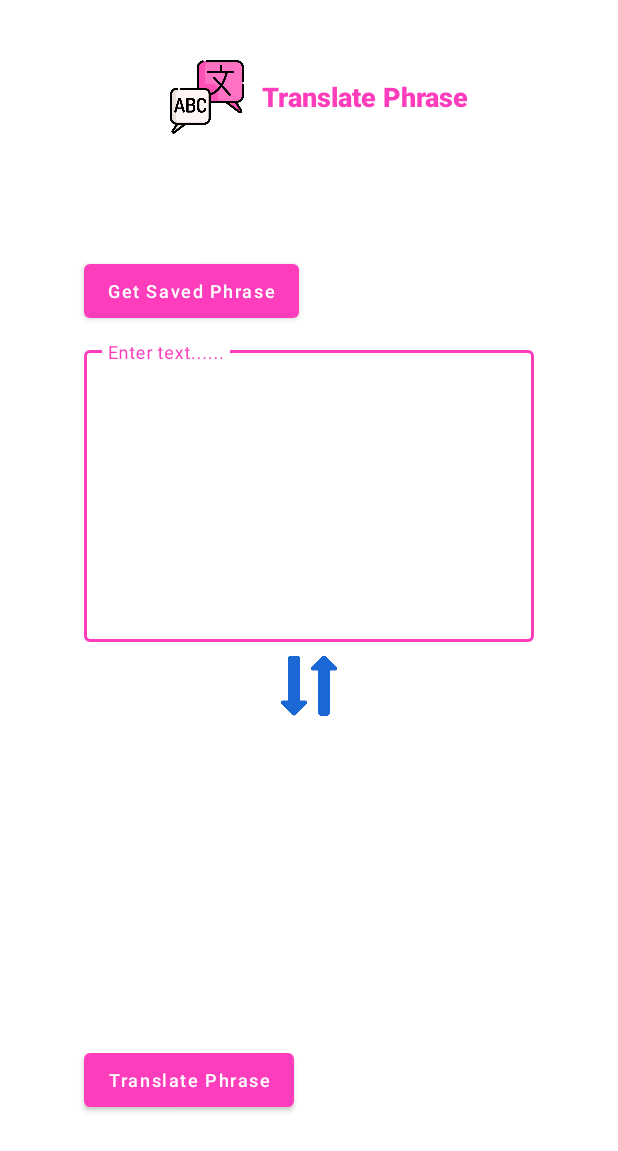
After one commit to rashisen/Literally.io, an Android app: the TranslateActivity screen opened directly, with no data from a screen before it, on a phone screen of 412 x 824 dp. The commit adds this screen. Shown: the top 1151 px of the screen. Run offline under Robolectric (Android 15) with nearby library versions, the phone set to English and light mode, and no system bars.

Commit message:
Two Activities

```diff
--- a/app/src/main/AndroidManifest.xml
+++ b/app/src/main/AndroidManifest.xml
@@ -11,7 +11,8 @@
         android:roundIcon="@mipmap/ic_launcher_round"
         android:supportsRtl="true"
         android:theme="@style/AppTheme">
-        <activity android:name=".LanguageSubscriptionActivity"></activity>
+        <activity android:name=".TranslateActivity" />
+        <activity android:name=".LanguageSubscriptionActivity" />
         <activity android:name=".EditPhraseActivity" />
         <activity android:name=".DisplayPhraseActivity" />
         <activity android:name=".MainMenuActivity" />
@@ -23,6 +24,7 @@
             </intent-filter>
         </activity>
         <activity android:name=".AddPhraseActivity" />
+        <activity android:name=".GetSavedPhrase" />
     </application>
 
 </manifest>
--- a/app/src/main/java/com/example/w1742120_cw02/LanguageDao.java
+++ b/app/src/main/java/com/example/w1742120_cw02/LanguageDao.java
@@ -20,7 +20,7 @@ public interface LanguageDao {
 
     /**
      * Used to update a single Language Object in DB
-     * @param code Language Object passed to update relevent field
+     * @param code Language Object passed to update relevant field
      */
     @Transaction
     @Query("Update language_table set checkValue =:state where langId=:code")
--- a/app/src/main/java/com/example/w1742120_cw02/LanguageViewModel.java
+++ b/app/src/main/java/com/example/w1742120_cw02/LanguageViewModel.java
@@ -33,4 +33,8 @@ public class LanguageViewModel extends AndroidViewModel {
     public LiveData<List<Language>> getAllLanguages() {
         return allLanguages;
     }
+
+    public void setCheckState(Language language){
+        languageRepository.updateCheck(language);
+    }
 }
--- a/app/src/main/java/com/example/w1742120_cw02/MainMenuActivity.java
+++ b/app/src/main/java/com/example/w1742120_cw02/MainMenuActivity.java
@@ -35,4 +35,9 @@ public class MainMenuActivity extends AppCompatActivity {
         Intent intent = new Intent(MainMenuActivity.this, LanguageSubscriptionActivity.class);
         startActivity(intent);
     }
+
+    public void translatePhrase(View view) {
+        Intent intent = new Intent(MainMenuActivity.this, TranslateActivity.class);
+        startActivity(intent);
+    }
 }
--- a/app/src/main/java/com/example/w1742120_cw02/TioDatabase.java
+++ b/app/src/main/java/com/example/w1742120_cw02/TioDatabase.java
@@ -14,7 +14,7 @@ import com.ibm.watson.language_translator.v3.LanguageTranslator;
 
 import java.util.ArrayList;
 
-@Database(entities = {Phrase.class, Language.class}, version = 2 )
+@Database(entities = {Phrase.class, Language.class}, version = 2, exportSchema = false)
 public abstract class TioDatabase extends RoomDatabase {
     private static final String LANG_API_KEY = "66Z8U81RxsQc9vOnoMptFC5VX3TFOgrg9yCjkAInZqhE";
     private static final String LANG_URL = "https://api.us-south.language-translator.watson.cloud.ibm.com/instances/8cc0fc59-c2a3-435d-916d-839db036f9ef";
--- /dev/null
+++ b/app/src/main/java/com/example/w1742120_cw02/TranslateActivity.java
@@ -0,0 +1,41 @@
+package com.example.w1742120_cw02;
+
+import androidx.annotation.Nullable;
+import androidx.appcompat.app.AppCompatActivity;
+
+import android.content.Intent;
+import android.os.Bundle;
+import android.view.View;
+
+import com.google.android.material.snackbar.Snackbar;
+import com.google.android.material.textfield.TextInputEditText;
+
+import static com.example.w1742120_cw02.GetSavedPhrase.EXTRA_PHRASE;
+
+public class TranslateActivity extends AppCompatActivity {
+    public static final int PHRASE_REQUEST = 1;
+    private TextInputEditText phraseBox;
+
+    @Override
+    protected void onCreate(Bundle savedInstanceState) {
+        super.onCreate(savedInstanceState);
+        setContentView(R.layout.activity_translate);
+        phraseBox = findViewById(R.id.tPhrase);
+    }
+
+    public void getSavedPhrases(View view) {
+        Intent intent = new Intent(TranslateActivity.this, DisplayPhraseActivity.class);
+        startActivityForResult(intent, PHRASE_REQUEST);
+    }
+
+    @Override
+    protected void onActivityResult(int requestCode, int resultCode, @Nullable Intent data) {
+        super.onActivityResult(requestCode, resultCode, data);
+        if (requestCode ==PHRASE_REQUEST && resultCode == RESULT_OK && !data.getStringExtra(EXTRA_PHRASE).equalsIgnoreCase("")){
+            String phrase = data.getStringExtra(EXTRA_PHRASE);
+            phraseBox.setText(phrase);
+        }else {
+            Snackbar.make(phraseBox, "Could not retreive phrase", Snackbar.LENGTH_SHORT);
+        }
+    }
+}
--- a/app/src/main/res/layout/activity_main_menu.xml
+++ b/app/src/main/res/layout/activity_main_menu.xml
@@ -134,6 +134,7 @@
     <!--button to direct user to the translate activity-->
     <com.google.android.material.button.MaterialButton
         android:id="@+id/btn_main_translate"
+        android:onClick="translatePhrase"
         style="@style/Widget.MaterialComponents.Button.TextButton.Icon"
         android:layout_width="198dp"
         android:layout_height="108dp"
--- /dev/null
+++ b/app/src/main/res/layout/activity_translate.xml
@@ -0,0 +1,122 @@
+<?xml version="1.0" encoding="utf-8"?>
+<androidx.constraintlayout.widget.ConstraintLayout xmlns:android="http://schemas.android.com/apk/res/android"
+    xmlns:app="http://schemas.android.com/apk/res-auto"
+    xmlns:tools="http://schemas.android.com/tools"
+    android:layout_width="match_parent"
+    android:layout_height="match_parent"
+    tools:context=".TranslateActivity">
+
+    <ImageView
+        android:id="@+id/imageView"
+        android:layout_width="60dp"
+        android:layout_height="49dp"
+        android:layout_marginTop="40dp"
+        android:visibility="visible"
+        app:layout_constraintEnd_toEndOf="parent"
+        app:layout_constraintHorizontal_bias="0.307"
+        app:layout_constraintStart_toStartOf="parent"
+        app:layout_constraintTop_toTopOf="parent"
+        app:srcCompat="@drawable/language"
+        tools:ignore="ContentDescription" />
+
+    <com.google.android.material.textview.MaterialTextView
+        android:id="@+id/ap_header"
+        android:layout_width="wrap_content"
+        android:layout_height="wrap_content"
+        android:layout_marginTop="52dp"
+        android:fontFamily="sans-serif-black"
+        android:text="@string/translate_phrase"
+        android:textColor="#FE3DBC"
+        android:textSize="18sp"
+        app:layout_constraintEnd_toEndOf="parent"
+        app:layout_constraintHorizontal_bias="0.063"
+        app:layout_constraintStart_toEndOf="@+id/imageView"
+        app:layout_constraintTop_toTopOf="parent" />
+
+
+    <LinearLayout
+        android:layout_width="360dp"
+        android:layout_height="574dp"
+        android:orientation="vertical"
+        app:layout_constraintBottom_toBottomOf="parent"
+        app:layout_constraintEnd_toEndOf="parent"
+        app:layout_constraintStart_toStartOf="parent"
+        app:layout_constraintTop_toBottomOf="@+id/imageView">
+
+        <com.google.android.material.button.MaterialButton
+            android:id="@+id/getSvdPhraseBtn"
+            android:onClick="getSavedPhrases"
+            android:layout_width="wrap_content"
+            android:layout_height="wrap_content"
+            android:layout_marginStart="30dp"
+            android:text="@string/get_saved_phrase"
+            android:textAllCaps="false"
+            android:textSize="12sp"
+            android:layout_marginBottom="10dp">
+
+        </com.google.android.material.button.MaterialButton>
+
+        <com.google.android.material.textfield.TextInputLayout
+            android:id="@+id/addTphrase"
+            style="@style/Widget.MaterialComponents.TextInputLayout.OutlinedBox"
+            android:layout_width="match_parent"
+            android:layout_height="200dp"
+            android:layout_marginHorizontal="30dp"
+            android:hint="@string/enter_text_hint"
+            android:textColorHint="@color/colorAccent"
+            app:boxBackgroundColor="@color/colorSecondary"
+            app:boxStrokeColor="@color/colorPrimary"
+            app:layout_constraintBottom_toBottomOf="parent"
+            app:layout_constraintTop_toTopOf="parent">
+
+            <com.google.android.material.textfield.TextInputEditText
+                android:id="@+id/tPhrase"
+                android:layout_width="match_parent"
+                android:layout_height="match_parent"
+                android:gravity="top"
+                android:inputType="text"
+                android:textColor="@color/colorAccent" />
+
+        </com.google.android.material.textfield.TextInputLayout>
+
+
+
+        <ImageView
+            android:id="@+id/imageView2"
+            android:layout_width="40dp"
+            android:layout_height="0dp"
+            android:layout_gravity="center"
+            android:layout_weight="1"
+            android:cropToPadding="false"
+            android:paddingTop="-10dp"
+            android:paddingBottom="-10dp"
+            android:rotation="90"
+            app:srcCompat="@drawable/transfer" />
+
+        <com.google.android.material.textview.MaterialTextView
+            android:id="@+id/displayTphrase"
+            android:layout_width="match_parent"
+            android:layout_height="200dp"
+            android:layout_marginLeft="30dp"
+            android:layout_marginRight="30dp"
+            android:textColor="@color/colorAccent"
+            android:visibility="visible" />
+
+        <com.google.android.material.button.MaterialButton
+            android:layout_width="wrap_content"
+            android:layout_height="wrap_content"
+            android:layout_marginStart="30dp"
+            android:text="@string/translate_phrase"
+            android:textAllCaps="false"
+            android:textSize="12sp"
+            android:layout_marginTop="10dp">
+
+        </com.google.android.material.button.MaterialButton>
+    </LinearLayout>
+
+
+
+
+
+
+</androidx.constraintlayout.widget.ConstraintLayout>
--- a/app/src/main/res/layout/lang_subscriptions_checkbox.xml
+++ b/app/src/main/res/layout/lang_subscriptions_checkbox.xml
@@ -1,6 +1,7 @@
 <?xml version="1.0" encoding="utf-8"?>
 <com.google.android.material.card.MaterialCardView
     xmlns:android="http://schemas.android.com/apk/res/android"
+    xmlns:app="http://schemas.android.com/apk/res-auto"
     android:layout_width="match_parent"
     android:layout_height="wrap_content"
     android:layout_marginEnd="8dp"
@@ -17,7 +18,10 @@
             android:layout_width="wrap_content"
             android:layout_height="wrap_content"
             android:layout_alignParentEnd="true"
-            android:textAppearance="@style/TextAppearance.AppCompat.Large"/>
+            android:buttonTint="@color/colorPrimary"
+            android:shadowColor="#FFFFFF"
+            android:textAppearance="@style/TextAppearance.AppCompat.Large"
+            />
 
         <com.google.android.material.textview.MaterialTextView
             android:id="@+id/langID"
--- a/app/src/main/res/values/strings.xml
+++ b/app/src/main/res/values/strings.xml
@@ -16,4 +16,6 @@
     <string name="language_translator_url">https://api.us-south.language-translator.watson.cloud.ibm.com/instances/8cc0fc59-c2a3-435d-916d-839db036f9ef</string>
     <string name="cloudVersion">2018-05-01</string>
     <string name="lang_subscrip">Language Subscriptions</string>
+    <string name="get_saved_phrase">Get Saved Phrase</string>
+    <string name="translate_phrase">Translate Phrase</string>
 </resources>
```
Also changed, not shown: app/src/main/java/com/example/w1742120_cw02/AddPhraseAdapter.java (+24 -0 lines), app/src/main/java/com/example/w1742120_cw02/GetSavedPhrase.java (renamed from app/src/main/java/com/example/w1742120_cw02/DisplayPhraseActivity.java, +27 -4 lines), app/src/main/java/com/example/w1742120_cw02/LangSubscripAdapter.java (+52 -3 lines), app/src/main/java/com/example/w1742120_cw02/LanguageRepository.java (+18 -0 lines), app/src/main/java/com/example/w1742120_cw02/LanguageSubscriptionActivity.java (+25 -3 lines).
